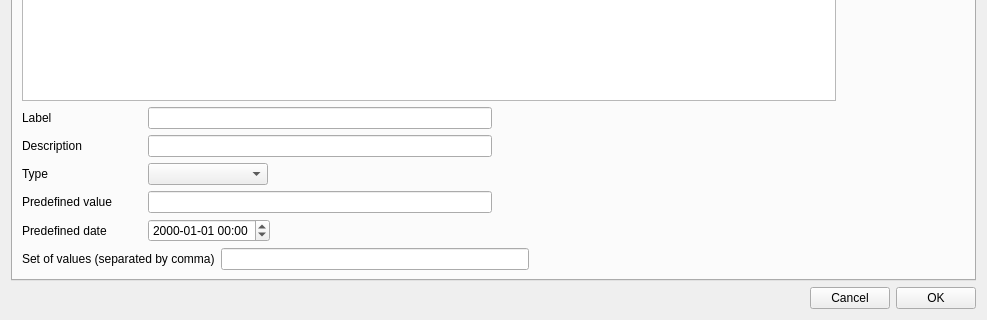
First picture: the form in project.ui, repository olivierfriard/BORIS, before the edit; both pictures show x 0 to 987 and y 258 to 578 of the 987 by 578 pixel window.
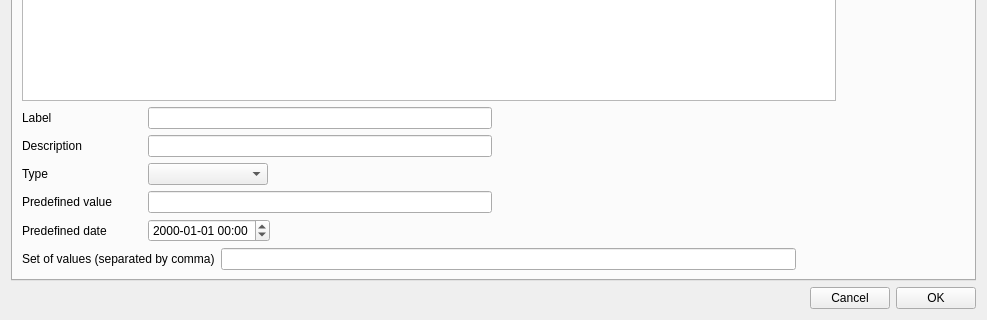
Second picture: the form after the edit. The open tabs and pages were chosen to show the change.

Diff of the .ui file:
```diff
--- a/project.ui
+++ b/project.ui
@@ -642,6 +642,9 @@
                  <property name="orientation">
                   <enum>Qt::Horizontal</enum>
                  </property>
+                 <property name="sizeType">
+                  <enum>QSizePolicy::Minimum</enum>
+                 </property>
                  <property name="sizeHint" stdset="0">
                   <size>
                    <width>40</width>
```
Left out of the diff: 2 changed lines with no effect on the pictures.
